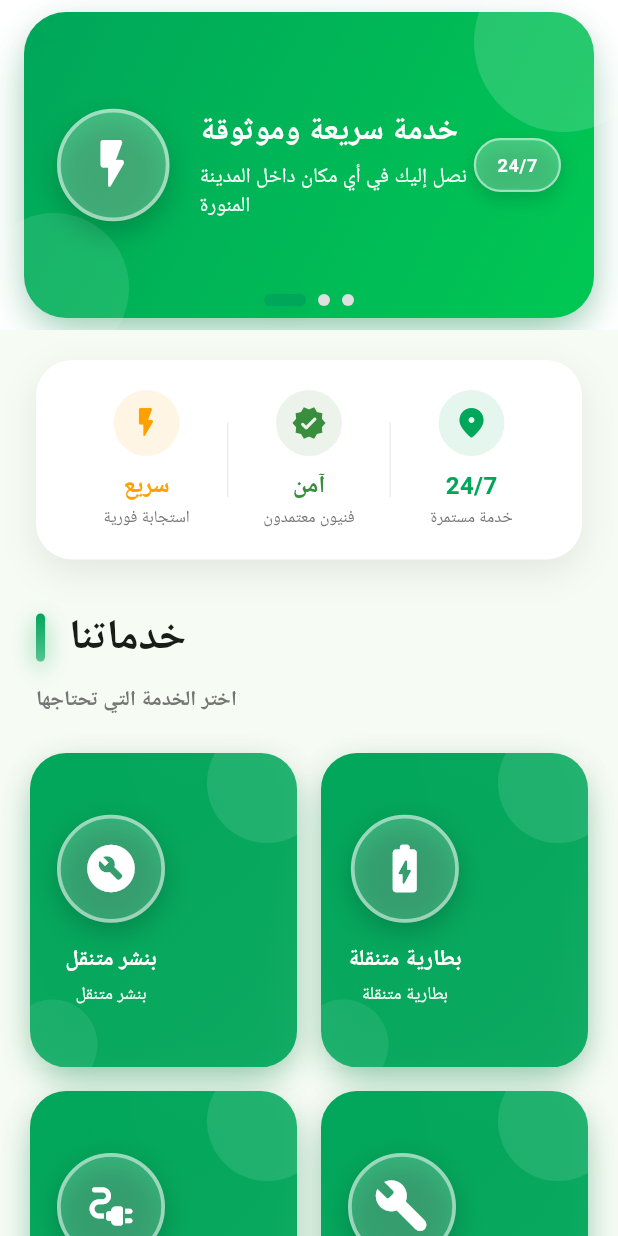
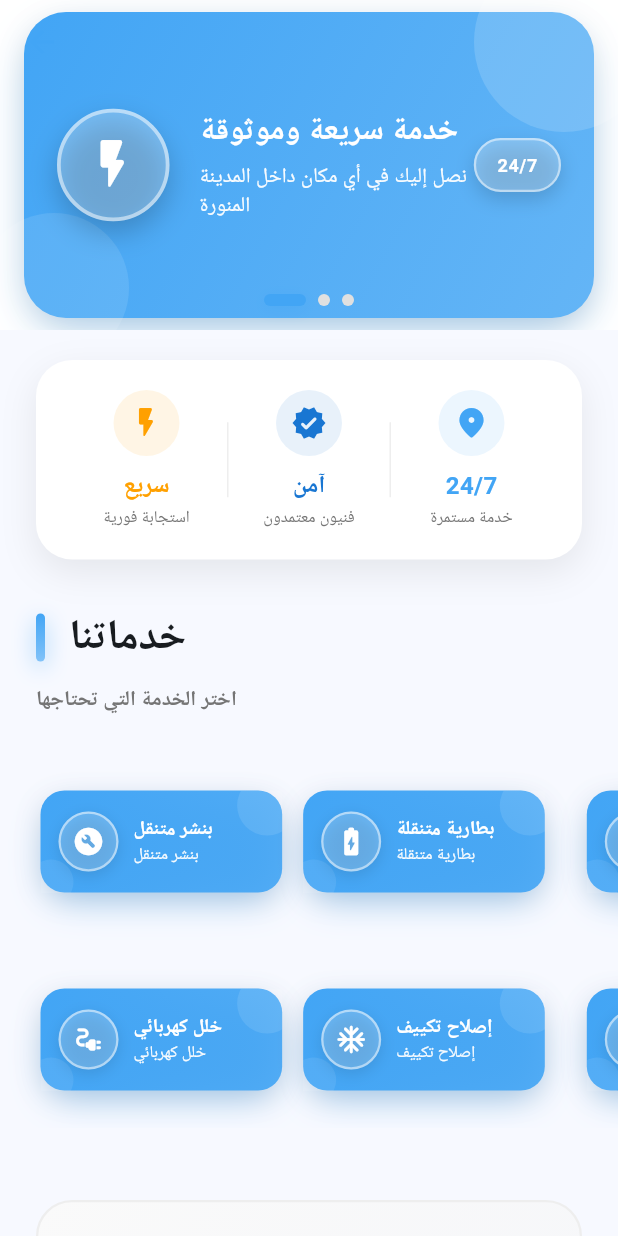
Before and after one commit to ZXYasser/SHM_app, a Flutter app: the HomeScreen screen opened directly, on a phone screen of 412 x 824 dp. Run offline on Flutter 3.47's test engine with Material 3 defaults, Android fonts, the phone set to English and light mode, and no system bars; our stand-ins replace geolocator, shared_preferences; accounts and stored records are empty; Roboto replaces fonts that are missing (Arial).

Commit message:
Design improvements: Update colors to blue theme, enhance login UI, and Flutter app improvements

```diff
--- a/SHM_technician_app/lib/utils/constants.dart
+++ b/SHM_technician_app/lib/utils/constants.dart
@@ -17,7 +17,7 @@ class AppConstants {
   // ================================
   // 🎨 App Colors
   // ================================
-  static const int primaryColorValue = 0xFF00A65A;
+  static const int primaryColorValue = 0xFF42A5F5; // أزرق فاتح
 
   // ================================
   // ℹ App Info
--- a/flutter_app/lib/screens/home_screen.dart
+++ b/flutter_app/lib/screens/home_screen.dart
@@ -24,21 +24,21 @@ class _HomeScreenState extends State<HomeScreen> with TickerProviderStateMixin {
       'subtitle': 'نصل إليك في أي مكان داخل المدينة المنورة',
       'icon': Icons.flash_on_rounded,
       'badge': '24/7',
-      'gradient': [Color(0xFF00A65A), Color(0xFF00C853)],
+      'gradient': [Color(0xFF42A5F5), Color(0xFF64B5F6)],
     },
     {
       'title': 'فنيون محترفون',
       'subtitle': 'فريق مدرب ومعتمد لخدمتك',
       'icon': Icons.verified_rounded,
       'badge': 'معتمد',
-      'gradient': [Color(0xFF00A65A), Color(0xFF00C853)],
+      'gradient': [Color(0xFF42A5F5), Color(0xFF64B5F6)],
     },
     {
       'title': 'أسعار منافسة',
       'subtitle': 'أفضل الأسعار في السوق',
       'icon': Icons.star_rounded,
       'badge': 'عروض',
-      'gradient': [Color(0xFF00A65A), Color(0xFF00C853)],
+      'gradient': [Color(0xFF42A5F5), Color(0xFF64B5F6)],
     },
   ];
 
@@ -196,7 +196,7 @@ class _HomeScreenState extends State<HomeScreen> with TickerProviderStateMixin {
               icon: Icons.verified_rounded,
               value: 'آمن',
               label: 'فنيون معتمدون',
-              color: Colors.green[700]!,
+              color: Colors.blue[700]!,
             ),
           ),
           Container(width: 1, height: 50, color: Colors.grey[200]),
@@ -484,6 +484,26 @@ class _HomeScreenState extends State<HomeScreen> with TickerProviderStateMixin {
         'icon': Icons.electrical_services_rounded,
       },
       {
+        'title': AppConstants.serviceAC,
+        'subtitle': 'إصلاح تكييف',
+        'icon': Icons.ac_unit_rounded,
+      },
+      {
+        'title': AppConstants.serviceOil,
+        'subtitle': 'تغيير زيت',
+        'icon': Icons.oil_barrel_rounded,
+      },
+      {
+        'title': AppConstants.serviceMechanic,
+        'subtitle': 'ميكانيكا',
+        'icon': Icons.precision_manufacturing_rounded,
+      },
+      {
+        'title': AppConstants.serviceKey,
+        'subtitle': 'مفتاح',
+        'icon': Icons.vpn_key_rounded,
+      },
+      {
         'title': AppConstants.serviceOther,
         'subtitle': 'خلل آخر',
         'icon': Icons.build_rounded,
@@ -548,27 +568,95 @@ class _HomeScreenState extends State<HomeScreen> with TickerProviderStateMixin {
 
           const SizedBox(height: 24),
 
-          // Services Grid - Centered 2x2 Grid
-          Padding(
+          // Services - Horizontal Scroll with 2 Rows
+          SizedBox(
+            height: 250, // ارتفاع صفين من المربعات (زيادة لتجنب overflow)
+            child: ListView.builder(
+              scrollDirection: Axis.horizontal,
+              physics: const BouncingScrollPhysics(),
               padding: const EdgeInsets.symmetric(horizontal: 20),
-            child: GridView.builder(
-              shrinkWrap: true,
-              physics: const NeverScrollableScrollPhysics(), // منع السحب في GridView نفسه
-              gridDelegate: const SliverGridDelegateWithFixedCrossAxisCount(
-                crossAxisCount: 2, // عمودين
-                mainAxisSpacing: 16, // المسافة العمودية بين الصفوف
-                crossAxisSpacing: 16, // المسافة الأفقية بين البطاقات
-                childAspectRatio: 0.85, // نسبة العرض إلى الارتفاع
+              itemCount: (services.length / 4).ceil(), // عدد المجموعات (كل مجموعة 4 خدمات = صفين)
+              itemBuilder: (context, groupIndex) {
+                final startIndex = groupIndex * 4;
+                final endIndex = (startIndex + 4 < services.length) ? startIndex + 4 : services.length;
+                final groupServices = services.sublist(startIndex, endIndex);
+
+                return Container(
+                  width: MediaQuery.of(context).size.width * 0.85, // عرض المجموعة
+                  margin: EdgeInsets.only(right: groupIndex < (services.length / 4).ceil() - 1 ? 14 : 0),
+                  child: Column(
+                    children: [
+                      // الصف الأول
+                      Expanded(
+                        child: Row(
+                          children: [
+                            if (groupServices.length > 0)
+                              Expanded(
+                                child: Padding(
+                                  padding: const EdgeInsets.only(left: 7, right: 7, bottom: 7),
+                                  child: _buildCompactServiceCard(
+                                    context: context,
+                                    title: groupServices[0]['title'] as String,
+                                    subtitle: groupServices[0]['subtitle'] as String,
+                                    icon: groupServices[0]['icon'] as IconData,
+                                    onTap: () => _openRequest(context, groupServices[0]['title'] as String),
                                   ),
-              itemCount: services.length,
-              itemBuilder: (context, index) {
-                final service = services[index];
-                return _buildCompactServiceCard(
+                                ),
+                              ),
+                            if (groupServices.length > 1)
+                              Expanded(
+                                child: Padding(
+                                  padding: const EdgeInsets.only(left: 7, right: 7, bottom: 7),
+                                  child: _buildCompactServiceCard(
                                     context: context,
-                  title: service['title'] as String,
-                  subtitle: service['subtitle'] as String,
-                  icon: service['icon'] as IconData,
-                  onTap: () => _openRequest(context, service['title'] as String),
+                                    title: groupServices[1]['title'] as String,
+                                    subtitle: groupServices[1]['subtitle'] as String,
+                                    icon: groupServices[1]['icon'] as IconData,
+                                    onTap: () => _openRequest(context, groupServices[1]['title'] as String),
+                                  ),
+                                ),
+                              ),
+                          ],
+                        ),
+                      ),
+                      // الصف الثاني
+                      Expanded(
+                        child: Row(
+                          children: [
+                            if (groupServices.length > 2)
+                              Expanded(
+                                child: Padding(
+                                  padding: const EdgeInsets.only(left: 7, right: 7, top: 7),
+                                  child: _buildCompactServiceCard(
+                                    context: context,
+                                    title: groupServices[2]['title'] as String,
+                                    subtitle: groupServices[2]['subtitle'] as String,
+                                    icon: groupServices[2]['icon'] as IconData,
+                                    onTap: () => _openRequest(context, groupServices[2]['title'] as String),
+                                  ),
+                                ),
+                              ),
+                            if (groupServices.length > 3)
+                              Expanded(
+                                child: Padding(
+                                  padding: const EdgeInsets.only(left: 7, right: 7, top: 7),
+                                  child: _buildCompactServiceCard(
+                                    context: context,
+                                    title: groupServices[3]['title'] as String,
+                                    subtitle: groupServices[3]['subtitle'] as String,
+                                    icon: groupServices[3]['icon'] as IconData,
+                                    onTap: () => _openRequest(context, groupServices[3]['title'] as String),
+                                  ),
+                                ),
+                              ),
+                            // إذا كانت الخدمات أقل من 4، نضيف مساحة فارغة
+                            if (groupServices.length < 4)
+                              Expanded(child: Container()),
+                          ],
+                        ),
+                      ),
+                    ],
+                  ),
                 );
               },
             ),
@@ -591,7 +679,7 @@ class _HomeScreenState extends State<HomeScreen> with TickerProviderStateMixin {
       color: Colors.transparent,
       child: InkWell(
         onTap: onTap,
-        borderRadius: BorderRadius.circular(24),
+        borderRadius: BorderRadius.circular(16),
         child: Container(
           decoration: BoxDecoration(
             gradient: LinearGradient(
@@ -602,7 +690,7 @@ class _HomeScreenState extends State<HomeScreen> with TickerProviderStateMixin {
                 color.withOpacity(0.9),
               ],
             ),
-            borderRadius: BorderRadius.circular(24),
+            borderRadius: BorderRadius.circular(16),
             boxShadow: [
               BoxShadow(
                 color: color.withOpacity(0.4),
@@ -619,13 +707,13 @@ class _HomeScreenState extends State<HomeScreen> with TickerProviderStateMixin {
           ),
           child: Stack(
             children: [
-              // Decorative circles
+              // Decorative circles - أصغر بكثير
               Positioned(
-                top: -20,
-                right: -20,
+                top: -10,
+                right: -10,
                 child: Container(
-                  width: 80,
-                  height: 80,
+                  width: 40,
+                  height: 40,
                   decoration: BoxDecoration(
                     shape: BoxShape.circle,
                     color: Colors.white.withOpacity(0.1),
@@ -633,11 +721,11 @@ class _HomeScreenState extends State<HomeScreen> with TickerProviderStateMixin {
                 ),
               ),
               Positioned(
-                bottom: -15,
-                left: -15,
+                bottom: -8,
+                left: -8,
                 child: Container(
-                  width: 60,
-                  height: 60,
+                  width: 30,
+                  height: 30,
                   decoration: BoxDecoration(
                     shape: BoxShape.circle,
                     color: Colors.white.withOpacity(0.08),
@@ -647,66 +735,76 @@ class _HomeScreenState extends State<HomeScreen> with TickerProviderStateMixin {
 
               // Content
               Padding(
-                padding: const EdgeInsets.all(18),
-                child: Column(
+                padding: const EdgeInsets.symmetric(horizontal: 12, vertical: 14),
+                child: Row(
                   mainAxisAlignment: MainAxisAlignment.center,
                   crossAxisAlignment: CrossAxisAlignment.center,
                   children: [
-                    // Icon Section - Larger and more prominent
+                    // Icon Section
                     Container(
-                      width: 72,
-                      height: 72,
+                      width: 40,
+                      height: 40,
                       decoration: BoxDecoration(
                         color: Colors.white.withOpacity(0.2),
                         shape: BoxShape.circle,
                         border: Border.all(
                           color: Colors.white.withOpacity(0.5),
-                          width: 2.5,
+                          width: 1.5,
                         ),
                         boxShadow: [
                           BoxShadow(
-                            color: Colors.black.withOpacity(0.2),
-                            blurRadius: 15,
-                            offset: const Offset(0, 6),
+                            color: Colors.black.withOpacity(0.1),
+                            blurRadius: 8,
+                            offset: const Offset(0, 3),
                           ),
                         ],
                       ),
                       child: Icon(
                         icon,
                         color: Colors.white,
-                        size: 38,
+                        size: 22,
                       ),
                     ),
-                    const SizedBox(height: 14),
+                    const SizedBox(width: 10),
 
+                    // Text Section
+                    Expanded(
+                      child: Column(
+                        mainAxisAlignment: MainAxisAlignment.center,
+                        crossAxisAlignment: CrossAxisAlignment.start,
+                        mainAxisSize: MainAxisSize.min,
+                        children: [
                           // Title
                           Text(
                             title,
                             style: const TextStyle(
-                        fontSize: 15,
+                              fontSize: 13,
                               fontWeight: FontWeight.bold,
                               color: Colors.white,
-                        letterSpacing: 0.4,
-                        height: 1.3,
+                              letterSpacing: 0.2,
+                              height: 1.2,
                             ),
-                      textAlign: TextAlign.center,
-                      maxLines: 2,
+                            textAlign: TextAlign.right,
+                            maxLines: 1,
                             overflow: TextOverflow.ellipsis,
                           ),
-                    const SizedBox(height: 6),
+                          const SizedBox(height: 3),
 
                           // Subtitle
                           Text(
                             subtitle,
                             style: TextStyle(
-                        fontSize: 12,
+                              fontSize: 11,
                               color: Colors.white.withOpacity(0.95),
                               fontWeight: FontWeight.w500,
-                        height: 1.2,
+                              height: 1.1,
                             ),
-                      textAlign: TextAlign.center,
+                            textAlign: TextAlign.right,
                             maxLines: 1,
                             overflow: TextOverflow.ellipsis,
+                          ),
+                        ],
+                      ),
                     ),
                   ],
                 ),
@@ -760,7 +858,7 @@ class _HomeScreenState extends State<HomeScreen> with TickerProviderStateMixin {
             icon: Icons.shield_rounded,
             title: 'فنيون محترفون',
             description: 'فريق مدرب ومعتمد',
-            color: Colors.green[700]!,
+            color: Colors.blue[700]!,
           ),
           const SizedBox(height: 16),
           _buildFeatureItem(
--- a/flutter_app/lib/utils/constants.dart
+++ b/flutter_app/lib/utils/constants.dart
@@ -19,7 +19,7 @@ class AppConstants {
   // ================================
   // 🎨 App Colors
   // ================================
-  static const int primaryColorValue = 0xFF00A65A;
+  static const int primaryColorValue = 0xFF42A5F5; // أزرق فاتح
 
   // ================================
   // ℹ App Info
@@ -34,4 +34,8 @@ class AppConstants {
   static const String serviceBattery = 'بطارية متنقلة';
   static const String serviceElectrical = 'خلل كهربائي';
   static const String serviceOther = 'خلل آخر';
+  static const String serviceAC = 'إصلاح تكييف';
+  static const String serviceOil = 'تغيير زيت';
+  static const String serviceMechanic = 'ميكانيكا';
+  static const String serviceKey = 'مفتاح';
 }
--- a/flutter_app/pubspec.yaml
+++ b/flutter_app/pubspec.yaml
@@ -65,7 +65,7 @@ flutter:
 
   # To add assets to your application, add an assets section, like this:
   assets:
-    - assets/images/
+    - assets/icon/
 
   # An image asset can refer to one or more resolution-specific "variants", see
   # https://flutter.dev/to/resolution-aware-images
```
Also changed, not shown: 8 other files. Lines whose indentation alone changed are shown as unchanged.
